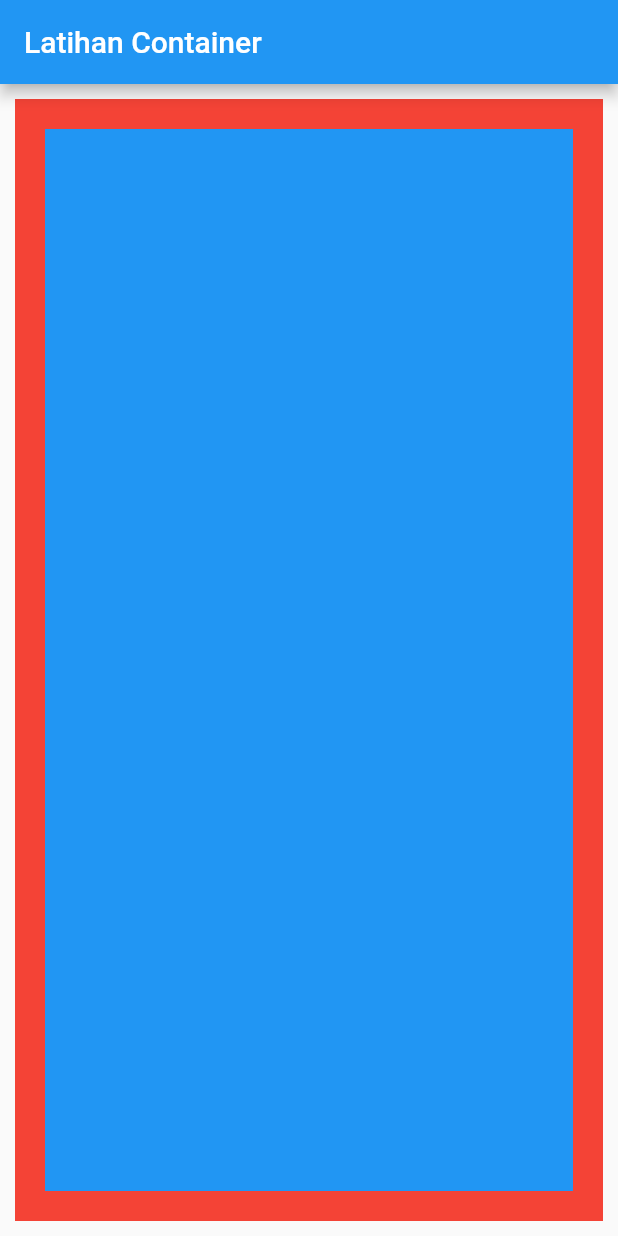
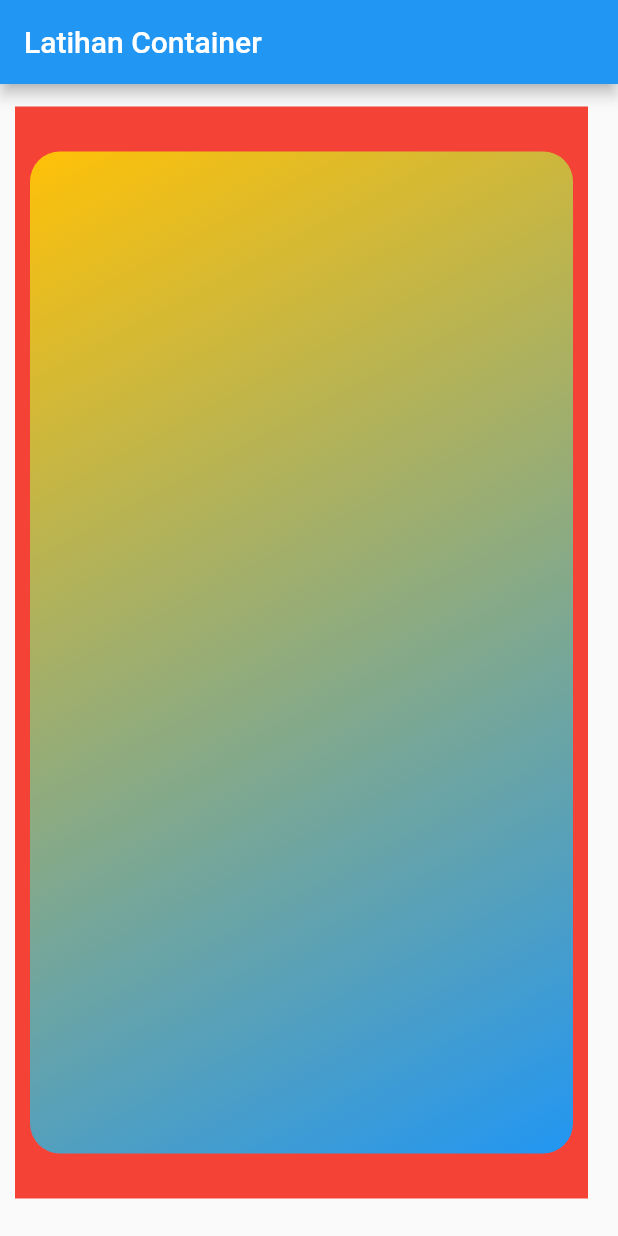
Before and after one commit to Rillwz/latihan_container, a Flutter app: the screen it shows after launch, on a phone screen of 412 x 824 dp. Run offline on Flutter 3.47's test engine with Material 2 defaults, Android fonts, the phone set to English and light mode, and no system bars.

Commit message:
LinearGradient & BorderRadius

```diff
--- a/lib/main.dart
+++ b/lib/main.dart
@@ -16,11 +16,18 @@ class MyApp extends StatelessWidget {
           ),
           body: Container(
             color: Colors.red,
-            margin: EdgeInsets.all(10),
-            padding: EdgeInsets.all(10),
+            margin: EdgeInsets.fromLTRB(10, 15, 20, 25),
+            padding: EdgeInsets.only(bottom: 20, top: 20),
             child: Container(
               margin: EdgeInsets.all(10),
-              color: Colors.blue,
+              decoration: BoxDecoration(
+                borderRadius: BorderRadius.circular(20),
+                gradient: LinearGradient(
+                  begin: Alignment.topLeft,
+                  end: Alignment.bottomRight,
+                  colors: <Color>[Colors.amber, Colors.blue],
+                ),
+              ),
             ),
           )),
     );
```
